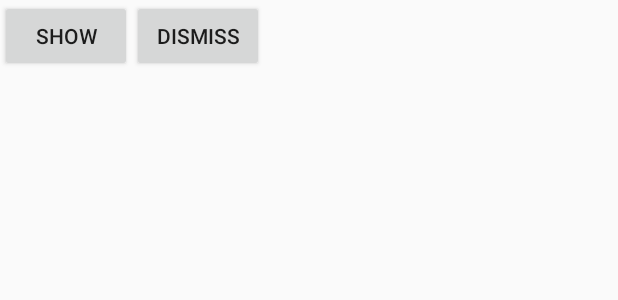
After one commit to wwwtete/AndroidSamples, an Android app: the layout activity_default_popup_window_sample.xml on its own in the app's theme, with its tools: preview values and no code run, on a phone screen of 412 x 824 dp. The commit adds this screen. Shown: the top 300 px of the screen. Run offline under Robolectric (Android 15) with nearby library versions, the phone set to English and light mode, and no system bars.

Commit message:
增加PopupWindow Sample

```diff
--- a/app/build.gradle
+++ b/app/build.gradle
@@ -32,11 +32,8 @@ dependencies {
     compile 'com.jakewharton:butterknife:7.0.1'
     compile 'com.android.support:recyclerview-v7:24.0.0-alpha1'
     compile 'com.google.android.exoplayer:exoplayer:r1.5.2'
-
-    //检测Android内存泄漏
     debugCompile 'com.squareup.leakcanary:leakcanary-android:1.4-beta2'
     releaseCompile 'com.squareup.leakcanary:leakcanary-android-no-op:1.4-beta2'
     testCompile 'com.squareup.leakcanary:leakcanary-android-no-op:1.4-beta2'
-
     compile project(':commonadapter')
 }
--- a/app/src/main/java/com/wangw/samples/exoplayer/ExoPlayerSamplesActivity.java
+++ b/app/src/main/java/com/wangw/samples/exoplayer/HomeExoPlayerActivity.java
@@ -9,7 +9,7 @@ import com.wangw.samples.comm.SampleListView;
 import butterknife.Bind;
 import butterknife.ButterKnife;
 
-public class ExoPlayerSamplesActivity extends BaseActivity {
+public class HomeExoPlayerActivity extends BaseActivity {
 
     @Bind(R.id.listview)
     SampleListView mListview;
--- a/app/src/main/java/com/wangw/samples/refreshlayout/RefreshSamplesActivity.java
+++ b/app/src/main/java/com/wangw/samples/refreshlayout/HomeRefreshActivity.java
@@ -8,7 +8,7 @@ import com.wangw.samples.comm.SampleListView;
 
 import butterknife.Bind;
 
-public class RefreshSamplesActivity extends BaseActivity {
+public class HomeRefreshActivity extends BaseActivity {
 
 
     @Bind(R.id.listview)
@@ -18,7 +18,7 @@ public class RefreshSamplesActivity extends BaseActivity {
     @Override
     protected void onCreate(Bundle savedInstanceState) {
         super.onCreate(savedInstanceState);
-        setContentView(R.layout.activity_refresh);
+        setContentView(R.layout.activity_home);
         setTitle("RefreshLayout Samples");
 
         initView();
--- a/app/src/main/java/com/wangw/samples/refreshlayout/view/RefreshLayout_old2.java
+++ b/app/src/main/java/com/wangw/samples/refreshlayout/view/RefreshLayout_old2.java
@@ -10,7 +10,7 @@ import android.widget.ListView;
 
 import com.exlogcat.L;
 import com.wangw.samples.R;
-import com.wangw.samples.refreshlayout.RefreshSamplesActivity;
+import com.wangw.samples.refreshlayout.HomeRefreshActivity;
 
 /**
  * Created by wangw on 2016/5/10.
@@ -83,11 +83,11 @@ public class RefreshLayout_old2 extends LinearLayout {
         super.onLayout(changed, l, t, r, b);
     }
 
-    public void setOnLoadListener(RefreshSamplesActivity refreshActivity) {
+    public void setOnLoadListener(HomeRefreshActivity refreshActivity) {
 
     }
 
-    public void setOnRefreshListener(RefreshSamplesActivity refreshActivity) {
+    public void setOnRefreshListener(HomeRefreshActivity refreshActivity) {
 
     }
 
--- a/app/src/main/java/com/wangw/samples/refreshlayout/view/SuperRefreshLayout.java
+++ b/app/src/main/java/com/wangw/samples/refreshlayout/view/SuperRefreshLayout.java
@@ -7,7 +7,7 @@ import android.view.View;
 import android.widget.LinearLayout;
 
 import com.wangw.samples.R;
-import com.wangw.samples.refreshlayout.RefreshSamplesActivity;
+import com.wangw.samples.refreshlayout.HomeRefreshActivity;
 
 /**
  * Created by wangw on 2016/5/12.
@@ -18,7 +18,7 @@ public class SuperRefreshLayout extends LinearLayout {
     private SwipeRefreshLayout mRefreshLayout;
     private View mFooterView;
 
-    private RefreshSamplesActivity mLoadListener;
+    private HomeRefreshActivity mLoadListener;
 
     public SuperRefreshLayout(Context context) {
         super(context);
--- /dev/null
+++ b/app/src/main/res/layout/activity_default_popup_window_sample.xml
@@ -0,0 +1,25 @@
+<?xml version="1.0" encoding="utf-8"?>
+<RelativeLayout
+    xmlns:android="http://schemas.android.com/apk/res/android"
+    xmlns:app="http://schemas.android.com/apk/res-auto"
+    xmlns:tools="http://schemas.android.com/tools"
+    android:id="@+id/activity_default_popup_window_sample"
+    android:layout_width="match_parent"
+    android:layout_height="match_parent"
+    android:orientation="vertical"
+    tools:context="com.wangw.samples.popupwindow.DefaultPopupWindowSample">
+
+    <Button
+        android:id="@+id/btn_show"
+        android:layout_width="wrap_content"
+        android:layout_height="wrap_content"
+        android:text="show"/>
+
+    <Button
+        android:id="@+id/btn_dismiss"
+        android:layout_toRightOf="@id/btn_show"
+        android:layout_width="wrap_content"
+        android:layout_height="wrap_content"
+        android:text="dismiss"/>
+
+</RelativeLayout>
--- a/app/src/main/res/layout/activity_exo_player_samples.xml
+++ b/app/src/main/res/layout/activity_exo_player_samples.xml
@@ -6,7 +6,7 @@
     android:id="@+id/activity_exo_player_samples"
     android:layout_width="match_parent"
     android:layout_height="match_parent"
-    tools:context="com.wangw.samples.exoplayer.ExoPlayerSamplesActivity">
+    tools:context="com.wangw.samples.exoplayer.HomeExoPlayerActivity">
 
     <com.wangw.samples.comm.SampleListView
         android:id="@+id/listview"
--- a/app/src/main/res/layout/activity_refresh.xml
+++ b/app/src/main/res/layout/activity_home.xml
@@ -6,7 +6,7 @@
     android:paddingLeft="@dimen/activity_horizontal_margin"
     android:paddingRight="@dimen/activity_horizontal_margin"
     android:paddingTop="@dimen/activity_vertical_margin"
-    tools:context=".refreshlayout.RefreshSamplesActivity">
+    tools:context=".refreshlayout.HomeRefreshActivity">
 
 
     <com.wangw.samples.comm.SampleListView
--- a/app/src/main/res/values/styles.xml
+++ b/app/src/main/res/values/styles.xml
@@ -17,4 +17,9 @@
 
     <style name="AppTheme.PopupOverlay" parent="ThemeOverlay.AppCompat.Light" />
 
+    <style name="popup_anim">
+        <item name="android:windowEnterAnimation">@anim/popup_in</item>
+        <item name="android:windowExitAnimation">@anim/popup_out</item>
+    </style>
+
 </resources>
```
Also changed, not shown: app/src/main/AndroidManifest.xml (+6 -2 lines), app/src/main/java/com/wangw/samples/BaseActivity.java (+16 -0 lines), app/src/main/java/com/wangw/samples/MainActivity.java (+6 -4 lines), app/src/main/java/com/wangw/samples/popupwindow/DefaultPopupWindowSample.java (added, +51 -0 lines), app/src/main/java/com/wangw/samples/popupwindow/HomePopupWindowActivity.java (added, +23 -0 lines), app/src/main/java/com/wangw/samples/popupwindow/view/CustomPopupWindow.java (added, +56 -0 lines), app/src/main/res/anim/popup_in.xml (added, +15 -0 lines), app/src/main/res/anim/popup_out.xml (added, +13 -0 lines), app/src/main/res/layout/view_popup.xml (added, +19 -0 lines), 2 other files.
